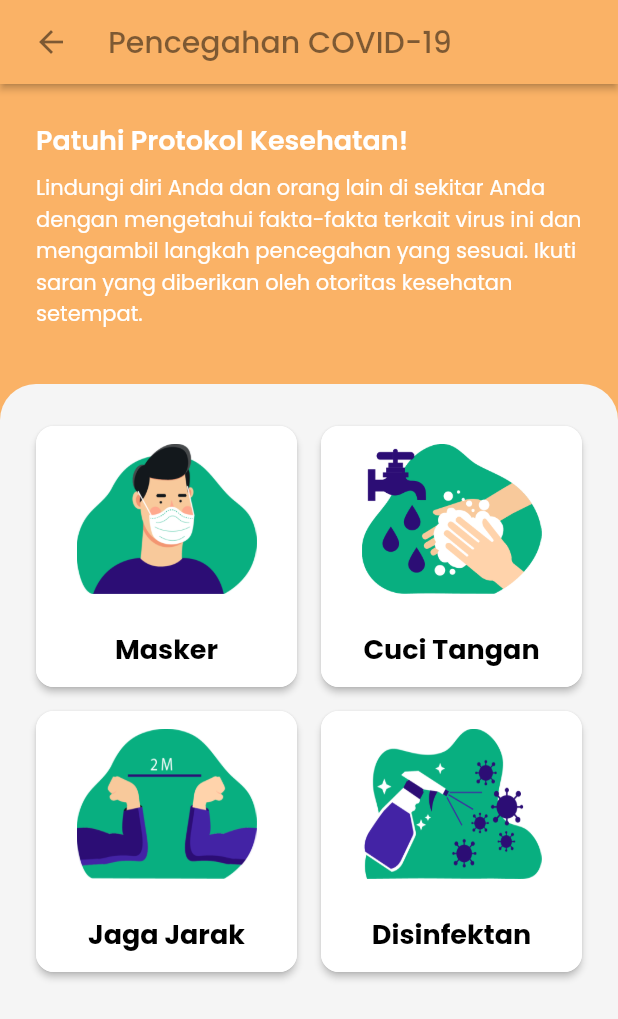
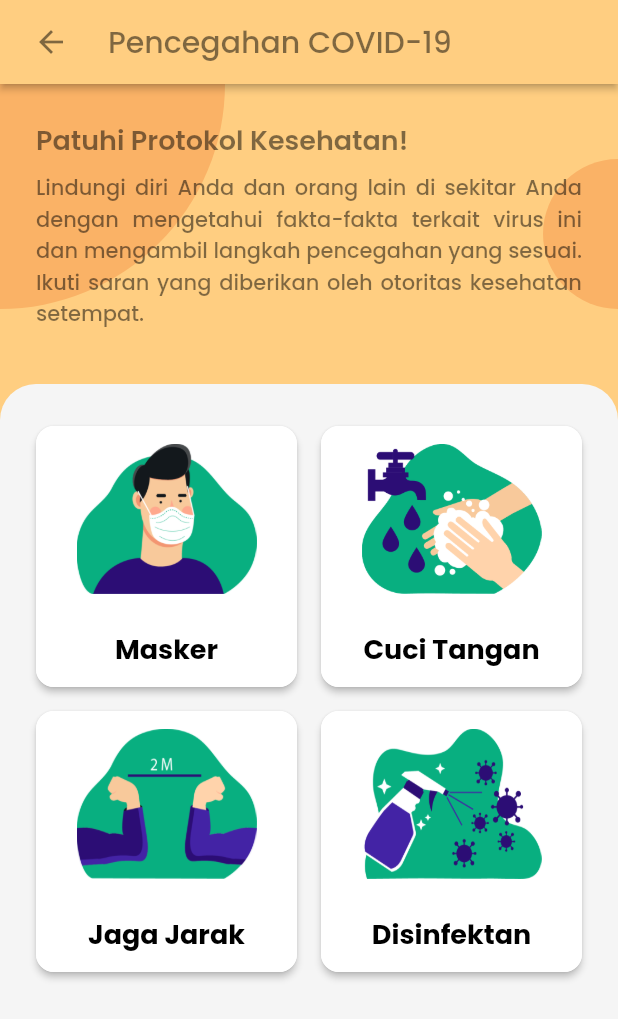
Before and after one commit to nailnafir/pantau-covid, a Flutter app: the PreventionPage screen opened directly, on a phone screen of 412 x 824 dp. Shown: the top 1019 px of the screen. Run offline on Flutter 3.47's test engine with Material 2 defaults, Android fonts, the phone set to English and light mode, and no system bars; our stand-ins replace carousel_slider, get, lottie, percent_indicator, shimmer; missing offline and left inert: web_scraper; network calls fail.

Commit message:
change ui design in prevention page

```diff
--- a/lib/pages/prevention_page.dart
+++ b/lib/pages/prevention_page.dart
@@ -9,7 +9,7 @@ class PreventionPage extends StatelessWidget {
       backgroundColor: ColorTheme.bgLight,
       appBar: AppBar(
         elevation: 2,
-        backgroundColor: ColorTheme.secondaryColor,
+        backgroundColor: ColorTheme.primaryColor,
         leading: Container(
           margin: EdgeInsets.only(left: SpaceConfig.normalSpace),
           child: IconButton(
@@ -34,8 +34,26 @@ class PreventionPage extends StatelessWidget {
         child: Stack(
           children: [
             Container(
-              color: ColorTheme.secondaryColor,
+              color: ColorTheme.primaryColor,
               height: 350,
+            ),
+            Positioned(
+              top: -150,
+              left: -150,
+              child: Bubble(
+                color: ColorTheme.secondaryColor,
+                width: 300,
+                height: 300,
+              ),
+            ),
+            Positioned(
+              top: 50,
+              right: -50,
+              child: Bubble(
+                color: ColorTheme.secondaryColor,
+                width: 100,
+                height: 100,
+              ),
             ),
             _buildBody(),
           ],
@@ -66,13 +84,17 @@ class PreventionPage extends StatelessWidget {
                   "Patuhi Protokol Kesehatan!",
                   style: TypeTheme.subTitleTextFont.copyWith(
                     fontWeight: FontWeight.w600,
-                    color: Colors.white,
+                    color: Colors.black.withOpacity(0.5),
                   ),
                 ),
                 SizedBox(height: SpaceConfig.shortSpace),
                 Text(
                   "Lindungi diri Anda dan orang lain di sekitar Anda dengan mengetahui fakta-fakta terkait virus ini dan mengambil langkah pencegahan yang sesuai. Ikuti saran yang diberikan oleh otoritas kesehatan setempat.",
-                  style: TypeTheme.normalTextFont.copyWith(color: Colors.white),
+                  style: TypeTheme.normalTextFont.copyWith(
+                    color: Colors.black.withOpacity(0.5),
+                    fontWeight: FontWeight.w500,
+                  ),
+                  textAlign: TextAlign.justify,
                 ),
                 SizedBox(height: SpaceConfig.normalSpace),
               ],
```
